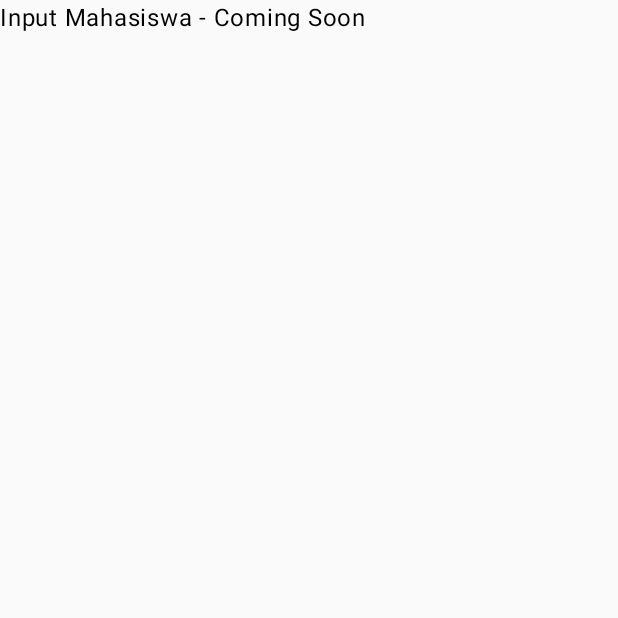
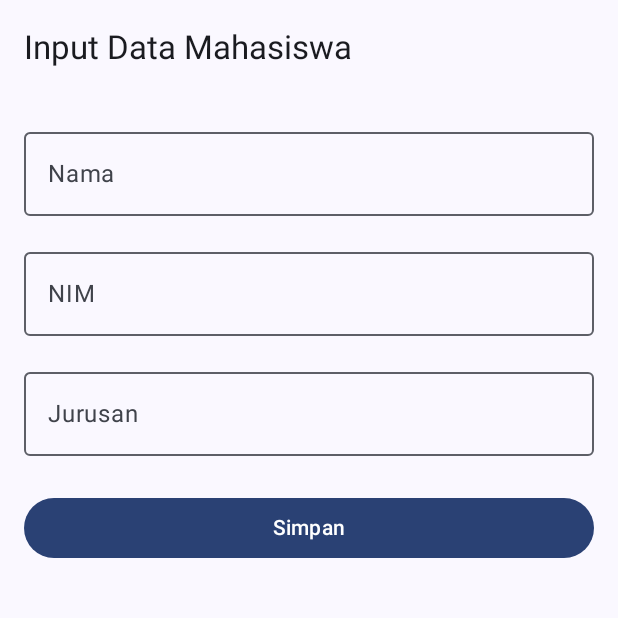
Before and after one commit to fauuzann/fauzanabdillah_vsga_jmp, an Android app built with Jetpack Compose: the InputMahasiswaScreen screen opened through its navigation route, on a phone screen of 412 x 824 dp, the top half of it. Run offline under Robolectric (Android 15) with nearby library versions, the light colour scheme and no system bars.

Commit message:
Implementasi InputMahasiswaScreen dengan validasi form dan simpan data

```diff
--- a/app/src/main/java/com/fauzana0133/kampuskuvsga/MainActivity.kt
+++ b/app/src/main/java/com/fauzana0133/kampuskuvsga/MainActivity.kt
@@ -1,22 +1,30 @@
 package com.fauzana0133.kampuskuvsga
 
+import android.os.Build
 import android.os.Bundle
 import androidx.activity.ComponentActivity
 import androidx.activity.compose.setContent
 import androidx.activity.enableEdgeToEdge
+import androidx.annotation.RequiresApi
 import androidx.navigation.compose.rememberNavController
 import com.fauzana0133.kampuskuvsga.navigation.AppNavigation
 import com.fauzana0133.kampuskuvsga.ui.theme.KampusKuVSGATheme
+import androidx.lifecycle.viewmodel.compose.viewModel
+import com.fauzana0133.kampuskuvsga.viewmodel.MahasiswaViewModel
+
 
 class MainActivity : ComponentActivity() {
+    @RequiresApi(Build.VERSION_CODES.N)
     override fun onCreate(savedInstanceState: Bundle?) {
         super.onCreate(savedInstanceState)
         enableEdgeToEdge()
         setContent {
             KampusKuVSGATheme {
                 val navController = rememberNavController()
-                AppNavigation(navController)
+                val mahasiswaViewModel: MahasiswaViewModel = viewModel()
+                AppNavigation(navController, mahasiswaViewModel)
             }
         }
+
     }
 }
--- a/app/src/main/java/com/fauzana0133/kampuskuvsga/navigation/AppNavigation.kt
+++ b/app/src/main/java/com/fauzana0133/kampuskuvsga/navigation/AppNavigation.kt
@@ -2,16 +2,19 @@ package com.fauzana0133.kampuskuvsga.navigation
 
 import android.os.Build
 import androidx.annotation.RequiresApi
-import androidx.compose.material3.Text
 import androidx.compose.runtime.Composable
 import androidx.navigation.NavHostController
 import androidx.navigation.compose.NavHost
 import androidx.navigation.compose.composable
 import com.fauzana0133.kampuskuvsga.screen.*
+import com.fauzana0133.kampuskuvsga.viewmodel.MahasiswaViewModel
 
 @RequiresApi(Build.VERSION_CODES.N)
 @Composable
-fun AppNavigation(navController: NavHostController) {
+fun AppNavigation(
+    navController: NavHostController,
+    mahasiswaViewModel: MahasiswaViewModel
+) {
     NavHost(navController = navController, startDestination = Screen.Splash.route) {
         composable(Screen.Splash.route) {
             SplashScreen(navController)
@@ -22,21 +25,11 @@ fun AppNavigation(navController: NavHostController) {
         composable(Screen.Dashboard.route) {
             DashboardScreen(navController)
         }
-
         composable(Screen.ListMahasiswa.route) {
-            Text("List Mahasiswa - Coming Soon")
+            ListMahasiswaScreen(navController, mahasiswaViewModel)
         }
         composable(Screen.InputMahasiswa.route) {
-            Text("Input Mahasiswa - Coming Soon")
+            InputMahasiswaScreen(navController, mahasiswaViewModel)
         }
-        composable(Screen.Info.route) {
-            Text("Informasi Aplikasi - Coming Soon")
-        }
-
-        composable(Screen.ListMahasiswa.route) {
-            ListMahasiswaScreen(navController)
-        }
-
-
     }
 }
--- /dev/null
+++ b/app/src/main/java/com/fauzana0133/kampuskuvsga/screen/InputMahasiswaScreen.kt
@@ -0,0 +1,94 @@
+package com.fauzana0133.kampuskuvsga.screen
+
+import androidx.compose.foundation.layout.Column
+import androidx.compose.foundation.layout.Spacer
+import androidx.compose.foundation.layout.fillMaxWidth
+import androidx.compose.foundation.layout.height
+import androidx.compose.foundation.layout.padding
+import androidx.compose.material3.Button
+import androidx.compose.material3.ExperimentalMaterial3Api
+import androidx.compose.material3.MaterialTheme
+import androidx.compose.material3.OutlinedTextField
+import androidx.compose.material3.Scaffold
+import androidx.compose.material3.Text
+import androidx.compose.material3.TopAppBar
+import androidx.compose.runtime.Composable
+import androidx.compose.runtime.getValue
+import androidx.compose.runtime.mutableStateOf
+import androidx.compose.runtime.remember
+import androidx.compose.runtime.setValue
+import androidx.compose.ui.Modifier
+import androidx.compose.ui.unit.dp
+import androidx.lifecycle.viewmodel.compose.viewModel
+import androidx.navigation.NavController
+import com.fauzana0133.kampuskuvsga.viewmodel.MahasiswaViewModel
+
+@OptIn(ExperimentalMaterial3Api::class)
+@Composable
+fun InputMahasiswaScreen(
+    navController: NavController,
+    viewModel: MahasiswaViewModel = viewModel()
+) {
+    var nama by remember { mutableStateOf("") }
+    var nim by remember { mutableStateOf("") }
+    var jurusan by remember { mutableStateOf("") }
+    var showError by remember { mutableStateOf(false) }
+
+    Scaffold(
+        topBar = {
+            TopAppBar(title = { Text("Input Data Mahasiswa") })
+        }
+    ) { inner ->
+        Column(
+            modifier = Modifier
+                .padding(inner)
+                .padding(16.dp)
+        ) {
+            OutlinedTextField(
+                value = nama,
+                onValueChange = { nama = it },
+                label = { Text("Nama") },
+                modifier = Modifier.fillMaxWidth()
+            )
+            Spacer(modifier = Modifier.height(16.dp))
+
+            OutlinedTextField(
+                value = nim,
+                onValueChange = { nim = it },
+                label = { Text("NIM") },
+                modifier = Modifier.fillMaxWidth()
+            )
+            Spacer(modifier = Modifier.height(16.dp))
+
+            OutlinedTextField(
+                value = jurusan,
+                onValueChange = { jurusan = it },
+                label = { Text("Jurusan") },
+                modifier = Modifier.fillMaxWidth()
+            )
+            Spacer(modifier = Modifier.height(24.dp))
+
+            Button(
+                onClick = {
+                    if (nama.isNotBlank() && nim.isNotBlank() && jurusan.isNotBlank()) {
+                        viewModel.tambahMahasiswa(nama, nim, jurusan)
+                        navController.popBackStack() // kembali ke List
+                    } else {
+                        showError = true
+                    }
+                },
+                modifier = Modifier.fillMaxWidth()
+            ) {
+                Text("Simpan")
+            }
+
+            if (showError) {
+                Spacer(modifier = Modifier.height(8.dp))
+                Text(
+                    "Semua field harus diisi!",
+                    color = MaterialTheme.colorScheme.error
+                )
+            }
+        }
+    }
+}
--- a/app/src/main/java/com/fauzana0133/kampuskuvsga/screen/ListMahasiswaScreen.kt
+++ b/app/src/main/java/com/fauzana0133/kampuskuvsga/screen/ListMahasiswaScreen.kt
@@ -3,12 +3,25 @@ package com.fauzana0133.kampuskuvsga.screen
 import android.os.Build
 import androidx.annotation.RequiresApi
 import androidx.compose.foundation.clickable
-import androidx.compose.foundation.layout.*
+import androidx.compose.foundation.layout.Column
+import androidx.compose.foundation.layout.Spacer
+import androidx.compose.foundation.layout.fillMaxWidth
+import androidx.compose.foundation.layout.height
+import androidx.compose.foundation.layout.padding
 import androidx.compose.foundation.lazy.LazyColumn
 import androidx.compose.foundation.lazy.items
-import androidx.compose.material3.*
-import androidx.compose.runtime.*
-import androidx.compose.ui.Alignment
+import androidx.compose.material3.AlertDialog
+import androidx.compose.material3.Card
+import androidx.compose.material3.FloatingActionButton
+import androidx.compose.material3.MaterialTheme
+import androidx.compose.material3.Scaffold
+import androidx.compose.material3.Text
+import androidx.compose.material3.TextButton
+import androidx.compose.runtime.Composable
+import androidx.compose.runtime.getValue
+import androidx.compose.runtime.mutableStateOf
+import androidx.compose.runtime.remember
+import androidx.compose.runtime.setValue
 import androidx.compose.ui.Modifier
 import androidx.compose.ui.unit.dp
 import androidx.lifecycle.viewmodel.compose.viewModel
@@ -54,6 +67,7 @@ fun ListMahasiswaScreen(
                         Column(modifier = Modifier.padding(16.dp)) {
                             Text(text = "Nama: ${mhs.nama}")
                             Text(text = "NIM: ${mhs.nim}")
+                            Text(text = "Jurusan: ${mhs.jurusan}")
                         }
                     }
                 }
```
